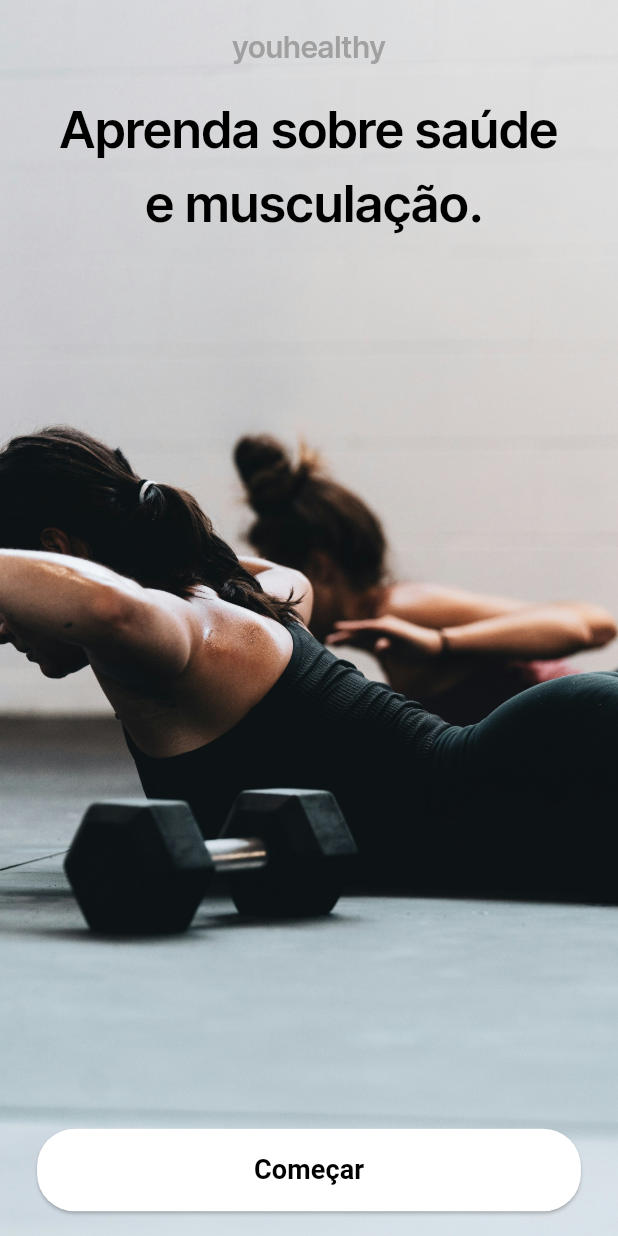
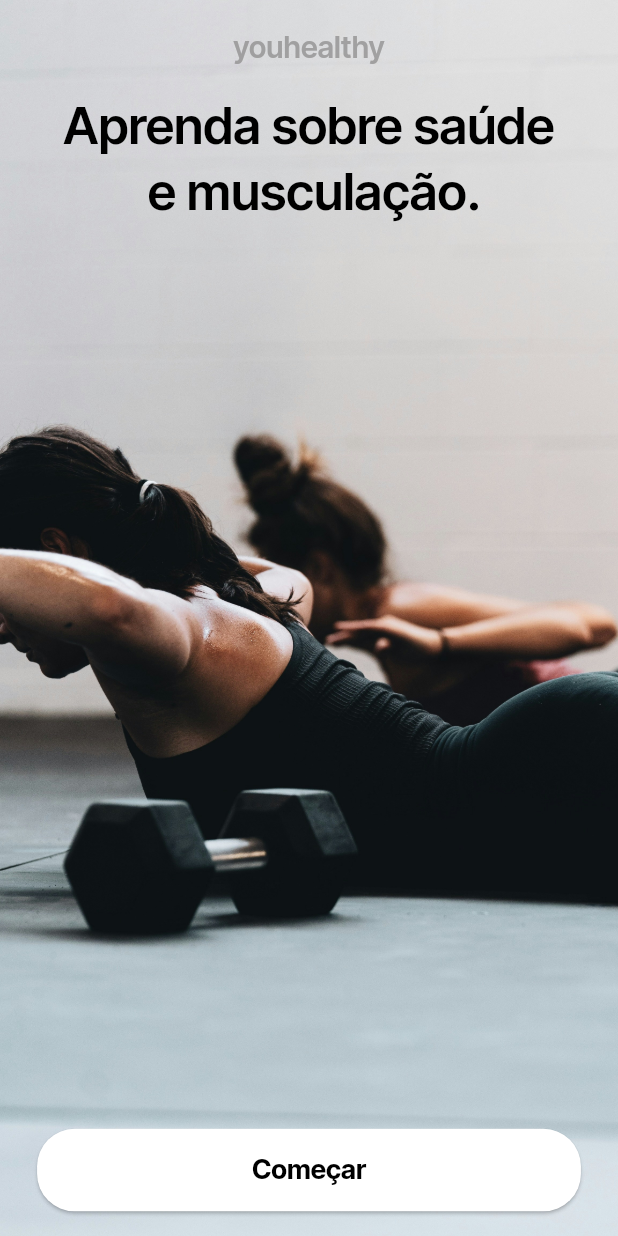
Before and after one commit to AndersonMarques0/youHealthy, a Flutter app: the screen it shows after launch, on a phone screen of 412 x 824 dp. Run offline on Flutter 3.47's test engine with Material 3 defaults, Android fonts, the phone set to English and light mode, and no system bars; our stand-ins replace google_fonts.

Commit message:
themeData da welcome page

```diff
--- a/youhealthy/lib/main.dart
+++ b/youhealthy/lib/main.dart
@@ -4,7 +4,7 @@ import 'package:youhealthy/screens/home_page.dart';
 import 'package:youhealthy/screens/login_page.dart';
 import 'package:youhealthy/screens/signup_page.dart';
 import 'package:youhealthy/screens/introdute_page.dart';
-
+import 'package:google_fonts/google_fonts.dart'; // Importação adicionada
 
 void main() {
   runApp(const YouHealthyApp());
@@ -15,9 +15,40 @@ class YouHealthyApp extends StatelessWidget {
 
   @override
   Widget build(BuildContext context) {
+    final baseTextTheme = ThemeData.light().textTheme;
+
     return MaterialApp(
       title: 'youHealthy',
-      theme: ThemeData(primarySwatch: Colors.green),
+      theme: ThemeData(
+        primarySwatch: Colors.green,
+        textTheme: GoogleFonts.interTightTextTheme(
+          baseTextTheme.copyWith(
+            titleSmall: baseTextTheme.titleSmall?.copyWith(
+              fontSize: 20,
+              fontWeight: FontWeight.w600,
+              color: const Color.fromARGB(179, 136, 135, 135),
+            ),
+            headlineMedium: baseTextTheme.headlineMedium?.copyWith(
+              fontSize: 30,
+              fontWeight: FontWeight.w600,
+              color: Colors.black,
+            ),
+          ),
+        ),
+        elevatedButtonTheme: ElevatedButtonThemeData(
+          style: ElevatedButton.styleFrom(
+            backgroundColor: Colors.white,
+            foregroundColor: Colors.black,
+            shape: RoundedRectangleBorder(
+              borderRadius: BorderRadius.circular(25),
+            ),
+            textStyle: GoogleFonts.interTight(
+              fontSize: 18,
+              fontWeight: FontWeight.bold,
+            ),
+          ),
+        ),
+      ),
 
       initialRoute: '/welcome',
 
--- a/youhealthy/lib/widgets/welcome_button.dart
+++ b/youhealthy/lib/widgets/welcome_button.dart
@@ -9,22 +9,11 @@ class WelcomeButton extends StatelessWidget {
       width: double.infinity,
       height: 55,
       child: ElevatedButton(
-        style: ElevatedButton.styleFrom(
-          backgroundColor: Colors.white,
-          shape: RoundedRectangleBorder(
-            borderRadius: BorderRadius.circular(25),
-          ),
-        ),
         onPressed: () {
           Navigator.pushNamed(context, '/intro');
         },
         child: const Text(
           'Começar',
-          style: TextStyle(
-            fontSize: 18,
-            color: Colors.black,
-            fontWeight: FontWeight.bold,
-          ),
         ),
       ),
     );
--- a/youhealthy/lib/widgets/welcome_header.dart
+++ b/youhealthy/lib/widgets/welcome_header.dart
@@ -1,5 +1,5 @@
 import 'package:flutter/material.dart';
-import 'package:google_fonts/google_fonts.dart';
+// Removido: import 'package:google_fonts/google_fonts.dart';
 
 class WelcomeHeader extends StatelessWidget {
   const WelcomeHeader({super.key});
@@ -7,25 +7,23 @@ class WelcomeHeader extends StatelessWidget {
   @override
   Widget build(BuildContext context) {
     final size = MediaQuery.of(context).size;
+    final textTheme = Theme.of(context).textTheme;
+    final primaryHeaderBaseStyle = textTheme.headlineMedium;
+    final double responsiveFontSize =
+        (primaryHeaderBaseStyle?.fontSize ?? 30.0) + size.width * 0.01;
 
     return Column(
       children: [
         Text(
           'youhealthy',
-          style: GoogleFonts.interTight(
-            fontSize: 20,
-            fontWeight: FontWeight.w600,
-            color: const Color.fromARGB(179, 136, 135, 135),
-          ),
+          style: textTheme.titleSmall,
         ),
         SizedBox(height: size.height * 0.02),
         Text(
           'Aprenda sobre saúde\n e musculação.',
           textAlign: TextAlign.center,
-          style: GoogleFonts.interTight(
-            fontSize: 30 + size.width * 0.01,
-            fontWeight: FontWeight.w600,
-            color: Colors.black,
+          style: primaryHeaderBaseStyle?.copyWith(
+            fontSize: responsiveFontSize,
           ),
         ),
       ],
```
Also changed, not shown: youhealthy/lib/data/articles_data.dart (+10 -10 lines).
